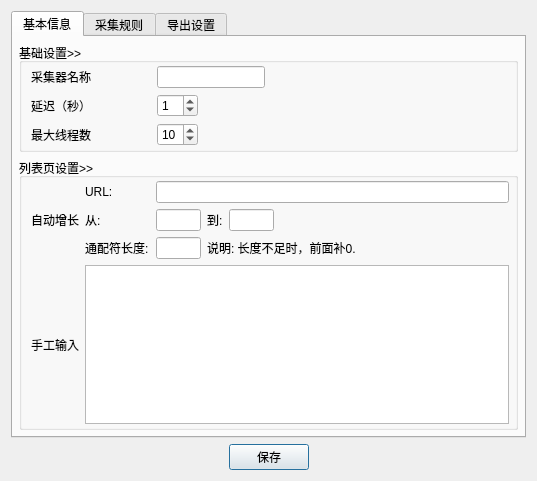
Before: the Qt Designer form UI/Robot.ui in leaboy/pycollect, drawn with Qt 5.
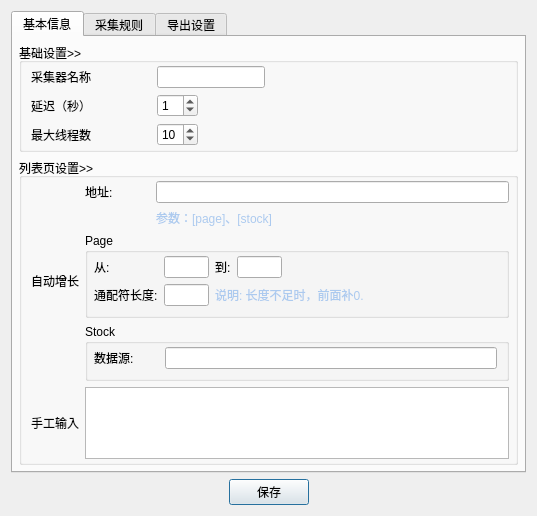
After: the same form once the commit is applied.

Commit message: main app

```diff
--- a/UI/Robot.ui
+++ b/UI/Robot.ui
@@ -7,7 +7,7 @@
     <x>0</x>
     <y>0</y>
     <width>537</width>
-    <height>465</height>
+    <height>463</height>
    </rect>
   </property>
   <property name="windowTitle">
@@ -16,6 +16,9 @@
   <layout class="QVBoxLayout" name="verticalLayout">
    <item>
     <widget class="QTabWidget" name="tabWidget">
+     <property name="autoFillBackground">
+      <bool>true</bool>
+     </property>
      <property name="currentIndex">
       <number>0</number>
      </property>
@@ -183,7 +186,7 @@
           </property>
           <item>
            <layout class="QGridLayout" name="gridLayout_6">
-            <item row="0" column="0">
+            <item row="0" column="0" rowspan="3">
              <widget class="QLabel" name="label_30">
               <property name="text">
                <string>自动增长</string>
@@ -213,7 +216,7 @@
                  </size>
                 </property>
                 <property name="text">
-                 <string>URL:</string>
+                 <string>地址:</string>
                 </property>
                 <property name="alignment">
                  <set>Qt::AlignLeading|Qt::AlignLeft|Qt::AlignVCenter</set>
@@ -236,21 +239,57 @@
                 </property>
                </widget>
               </item>
-              <item row="1" column="0">
-               <widget class="QLabel" name="label_32">
+              <item row="1" column="1" colspan="2">
+               <widget class="QLabel" name="label">
+                <property name="cursor">
+                 <cursorShape>IBeamCursor</cursorShape>
+                </property>
+                <property name="styleSheet">
+                 <string notr="true">color: rgb(172, 202, 239);</string>
+                </property>
+                <property name="text">
+                 <string>参数：[page]、[stock]</string>
+                </property>
+                <property name="textInteractionFlags">
+                 <set>Qt::LinksAccessibleByMouse|Qt::TextSelectableByMouse</set>
+                </property>
+               </widget>
+              </item>
+             </layout>
+            </item>
+            <item row="3" column="0">
+             <widget class="QLabel" name="label_36">
+              <property name="text">
+               <string>手工输入</string>
+              </property>
+             </widget>
+            </item>
+            <item row="3" column="1">
+             <widget class="QPlainTextEdit" name="manualurl">
                 <property name="sizePolicy">
-                 <sizepolicy hsizetype="Preferred" vsizetype="Preferred">
+               <sizepolicy hsizetype="Expanding" vsizetype="Expanding">
                   <horstretch>0</horstretch>
                   <verstretch>0</verstretch>
                  </sizepolicy>
                 </property>
-                <property name="text">
-                 <string>从:</string>
-                </property>
                </widget>
               </item>
               <item row="1" column="1">
-               <widget class="QLineEdit" name="listpagestart_2">
+             <widget class="QGroupBox" name="groupBox_2">
+              <property name="title">
+               <string>Page</string>
+              </property>
+              <layout class="QVBoxLayout" name="verticalLayout_2">
+               <property name="leftMargin">
+                <number>6</number>
+               </property>
+               <property name="topMargin">
+                <number>3</number>
+               </property>
+               <item>
+                <layout class="QGridLayout" name="gridLayout_10">
+                 <item row="0" column="1">
+                  <widget class="QLineEdit" name="listpagestart">
                 <property name="sizePolicy">
                  <sizepolicy hsizetype="Maximum" vsizetype="Fixed">
                   <horstretch>0</horstretch>
@@ -271,8 +310,8 @@
                 </property>
                </widget>
               </item>
-              <item row="1" column="2">
-               <widget class="QLabel" name="label_33">
+                 <item row="0" column="2">
+                  <widget class="QLabel" name="label_46">
                 <property name="sizePolicy">
                  <sizepolicy hsizetype="Fixed" vsizetype="Preferred">
                   <horstretch>0</horstretch>
@@ -284,8 +323,8 @@
                 </property>
                </widget>
               </item>
-              <item row="1" column="3">
-               <widget class="QLineEdit" name="listpageend_2">
+                 <item row="0" column="3">
+                  <widget class="QLineEdit" name="listpageend">
                 <property name="sizePolicy">
                  <sizepolicy hsizetype="Maximum" vsizetype="Fixed">
                   <horstretch>0</horstretch>
@@ -306,8 +345,8 @@
                 </property>
                </widget>
               </item>
-              <item row="2" column="0">
-               <widget class="QLabel" name="label_34">
+                 <item row="1" column="0">
+                  <widget class="QLabel" name="label_47">
                 <property name="sizePolicy">
                  <sizepolicy hsizetype="Preferred" vsizetype="Preferred">
                   <horstretch>0</horstretch>
@@ -319,8 +358,8 @@
                 </property>
                </widget>
               </item>
-              <item row="2" column="1">
-               <widget class="QLineEdit" name="wildcardlen_2">
+                 <item row="1" column="1">
+                  <widget class="QLineEdit" name="wildcardlen">
                 <property name="sizePolicy">
                  <sizepolicy hsizetype="Maximum" vsizetype="Fixed">
                   <horstretch>0</horstretch>
@@ -341,30 +380,95 @@
                 </property>
                </widget>
               </item>
-              <item row="2" column="2" colspan="3">
-               <widget class="QLabel" name="label_35">
+                 <item row="1" column="2" colspan="3">
+                  <widget class="QLabel" name="label_48">
+                   <property name="styleSheet">
+                    <string notr="true">color: rgb(172, 202, 239);</string>
+                   </property>
                 <property name="text">
                  <string>说明: 长度不足时，前面补0.</string>
                 </property>
                </widget>
               </item>
-             </layout>
-            </item>
-            <item row="1" column="0">
-             <widget class="QLabel" name="label_36">
+                 <item row="0" column="0">
+                  <widget class="QLabel" name="label_49">
+                   <property name="sizePolicy">
+                    <sizepolicy hsizetype="Maximum" vsizetype="Preferred">
+                     <horstretch>0</horstretch>
+                     <verstretch>0</verstretch>
+                    </sizepolicy>
+                   </property>
+                   <property name="text">
+                    <string>从:</string>
+                   </property>
+                  </widget>
+                 </item>
+                </layout>
+               </item>
+              </layout>
+             </widget>
+            </item>
+            <item row="2" column="1">
+             <widget class="QGroupBox" name="groupBox_3">
+              <property name="title">
+               <string>Stock</string>
+              </property>
+              <layout class="QVBoxLayout" name="verticalLayout_4">
+               <property name="leftMargin">
+                <number>6</number>
+               </property>
+               <property name="topMargin">
+                <number>3</number>
+               </property>
+               <item>
+                <layout class="QGridLayout" name="gridLayout_11">
+                 <item row="0" column="0">
+                  <widget class="QLabel" name="label_50">
+                   <property name="sizePolicy">
+                    <sizepolicy hsizetype="Maximum" vsizetype="Preferred">
+                     <horstretch>0</horstretch>
+                     <verstretch>0</verstretch>
+                    </sizepolicy>
+                   </property>
+                   <property name="minimumSize">
+                    <size>
+                     <width>65</width>
+                     <height>0</height>
+                    </size>
+                   </property>
+                   <property name="maximumSize">
+                    <size>
+                     <width>65</width>
+                     <height>16777215</height>
+                    </size>
+                   </property>
               <property name="text">
-               <string>手工输入</string>
-              </property>
-             </widget>
-            </item>
-            <item row="1" column="1">
-             <widget class="QPlainTextEdit" name="manualurl_2">
+                    <string>数据源:</string>
+                   </property>
+                   <property name="alignment">
+                    <set>Qt::AlignLeading|Qt::AlignLeft|Qt::AlignVCenter</set>
+                   </property>
+                  </widget>
+                 </item>
+                 <item row="0" column="1" colspan="2">
+                  <widget class="QLineEdit" name="stockdata">
               <property name="sizePolicy">
-               <sizepolicy hsizetype="Expanding" vsizetype="Expanding">
+                    <sizepolicy hsizetype="Minimum" vsizetype="Fixed">
                 <horstretch>0</horstretch>
                 <verstretch>0</verstretch>
                </sizepolicy>
               </property>
+                   <property name="mouseTracking">
+                    <bool>true</bool>
+                   </property>
+                   <property name="acceptDrops">
+                    <bool>true</bool>
+                   </property>
+                  </widget>
+                 </item>
+                </layout>
+               </item>
+              </layout>
              </widget>
             </item>
            </layout>
```
Left out of the diff: 27 changed lines with no effect on the pictures. Lines whose indentation alone changed are shown as unchanged. The commit also changes 2 other files.
